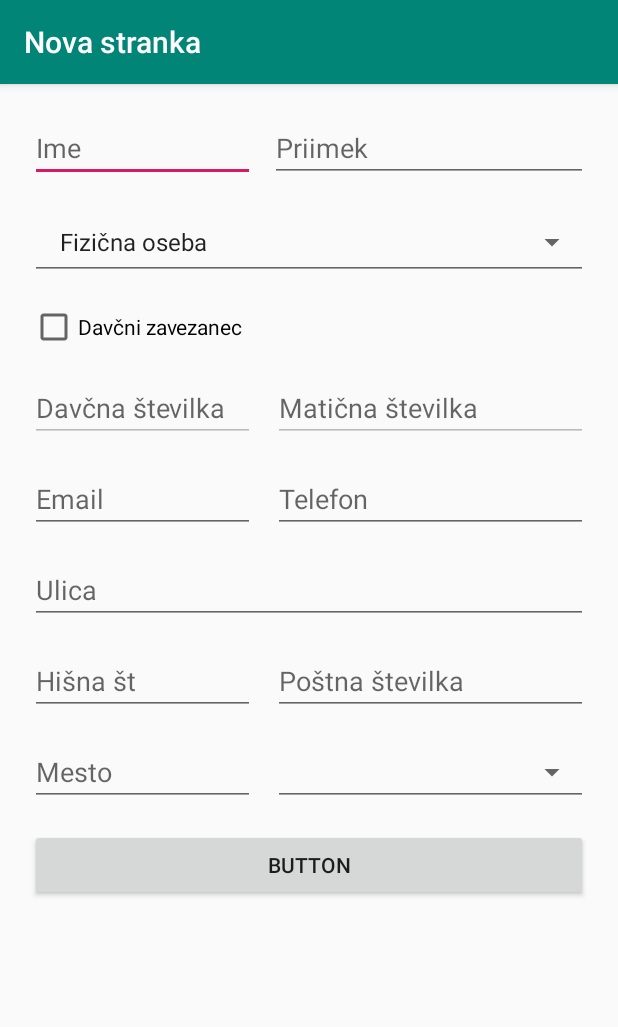
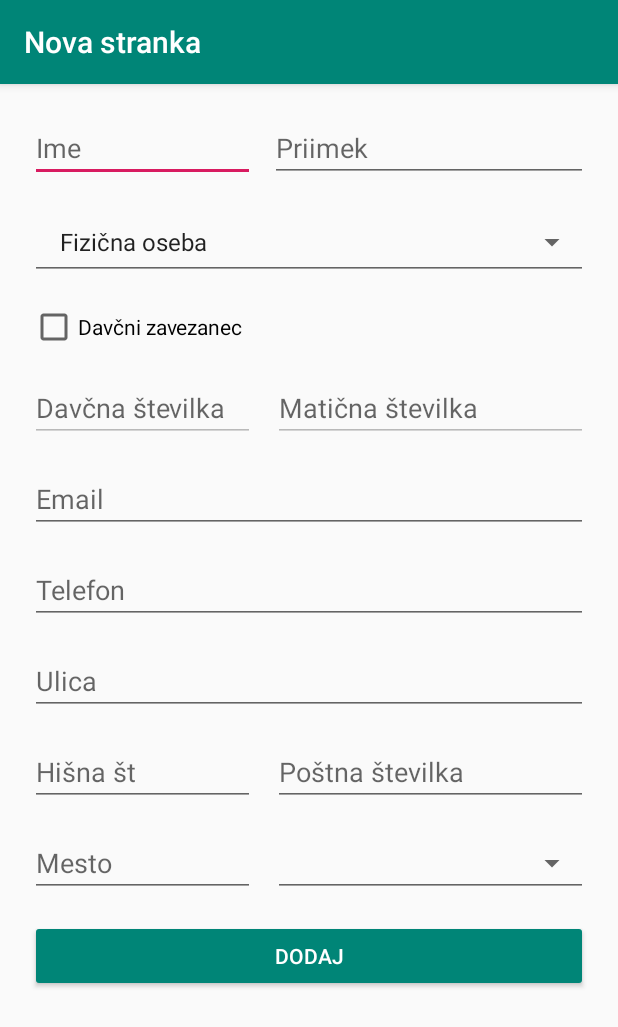
Before and after one commit to klemenpraznik/Klemavet-mobileapp, an Android app: the InsertClientActivity screen opened directly, with no data from a screen before it, on a phone screen of 412 x 824 dp. Shown: the top 1027 px of the screen. Run offline under Robolectric (Android 15) with nearby library versions, the phone set to English and light mode, and no system bars; libraries missing offline, so code that uses them is left out: org.codehaus.jackson; network calls fail.

Commit message:
Dela dodajanje stranke

```diff
--- a/app/src/main/java/com/example/killerapp/models/Country.java
+++ b/app/src/main/java/com/example/killerapp/models/Country.java
@@ -13,7 +13,7 @@ import lombok.Setter;
 @AllArgsConstructor
 public class Country {
     private String countryName;
-    private Integer countryId;
+    public Integer countryId;
 
     @Override
     public String toString() {
--- a/app/src/main/res/layout/activity_insert_client.xml
+++ b/app/src/main/res/layout/activity_insert_client.xml
@@ -40,11 +40,19 @@
 
     <EditText
         android:id="@+id/clientEmail"
-        android:layout_width="150dp"
+        android:layout_width="match_parent"
         android:layout_height="wrap_content"
         android:layout_below="@+id/clientTaxNumber"
         android:layout_marginTop="15dp"
         android:hint="Email" />
+
+    <EditText
+        android:id="@+id/clientStreetName"
+        android:layout_width="match_parent"
+        android:layout_height="wrap_content"
+        android:layout_below="@+id/clientPhoneNumber"
+        android:layout_marginTop="15dp"
+        android:hint="Ulica" />
 
     <EditText
         android:id="@+id/clientStreetNumber"
@@ -55,6 +63,20 @@
         android:hint="Hišna št" />
 
     <EditText
+        android:id="@+id/clientPostNumber"
+        android:layout_width="150dp"
+        android:layout_height="wrap_content"
+        android:layout_below="@+id/clientStreetName"
+        android:layout_alignParentEnd="true"
+        android:layout_alignParentRight="true"
+        android:layout_marginStart="12dp"
+        android:layout_marginLeft="12dp"
+        android:layout_marginTop="15dp"
+        android:layout_toEndOf="@+id/clientStreetNumber"
+        android:layout_toRightOf="@+id/clientStreetNumber"
+        android:hint="Poštna številka" />
+
+    <EditText
         android:id="@+id/clientCity"
         android:layout_width="150dp"
         android:layout_height="wrap_content"
@@ -62,15 +84,32 @@
         android:layout_marginTop="15dp"
         android:hint="Mesto" />
 
-    <EditText
-        android:id="@+id/clientStreetName"
-        android:layout_width="match_parent"
-        android:layout_height="wrap_content"
-        android:layout_below="@+id/clientEmail"
+    <Spinner
+        android:id="@+id/clientCountry"
+        style="@style/Widget.AppCompat.Spinner.Underlined"
+        android:layout_width="150dp"
+        android:layout_height="45dp"
+        android:layout_below="@+id/clientPostNumber"
         android:layout_alignParentEnd="true"
         android:layout_alignParentRight="true"
+        android:layout_marginStart="12dp"
+        android:layout_marginLeft="12dp"
         android:layout_marginTop="15dp"
-        android:hint="Ulica" />
+        android:layout_toEndOf="@+id/clientCity"
+        android:layout_toRightOf="@+id/clientCity"
+        android:layout_weight="0.4" />
+
+    <Button
+        android:id="@+id/addClientButton"
+        android:layout_width="fill_parent"
+        android:layout_height="wrap_content"
+        android:layout_below="@+id/clientCity"
+        android:layout_marginTop="15dp"
+        android:backgroundTint="@color/colorPrimary"
+        android:textColor="@color/colorWhite"
+        android:onClick="addClient"
+        android:text="Dodaj"
+        />
 
     <EditText
         android:id="@+id/clientRegistrationNumber"
@@ -89,32 +128,11 @@
 
     <EditText
         android:id="@+id/clientPhoneNumber"
-        android:layout_width="150dp"
+        android:layout_width="match_parent"
         android:layout_height="wrap_content"
-        android:layout_below="@+id/clientRegistrationNumber"
-        android:layout_alignParentEnd="true"
-        android:layout_alignParentRight="true"
-        android:layout_marginStart="12dp"
-        android:layout_marginLeft="12dp"
+        android:layout_below="@+id/clientEmail"
         android:layout_marginTop="15dp"
-        android:layout_marginRight="58dp"
-        android:layout_toEndOf="@+id/clientEmail"
-        android:layout_toRightOf="@+id/clientEmail"
         android:hint="Telefon" />
-
-    <EditText
-        android:id="@+id/clientPostNumber"
-        android:layout_width="150dp"
-        android:layout_height="wrap_content"
-        android:layout_below="@+id/clientStreetName"
-        android:layout_alignParentEnd="true"
-        android:layout_alignParentRight="true"
-        android:layout_marginStart="12dp"
-        android:layout_marginLeft="12dp"
-        android:layout_marginTop="15dp"
-        android:layout_toEndOf="@+id/clientStreetNumber"
-        android:layout_toRightOf="@+id/clientStreetNumber"
-        android:hint="Poštna številka" />
 
     <Spinner
         android:id="@+id/clientType"
@@ -125,23 +143,6 @@
         android:layout_marginTop="15dp"
         android:layout_weight="0.4" />
 
-    <Spinner
-        android:id="@+id/clientCountry"
-        style="@style/Widget.AppCompat.Spinner.Underlined"
-        android:layout_width="150dp"
-        android:layout_height="45dp"
-        android:layout_below="@+id/clientPostNumber"
-        android:layout_alignParentEnd="true"
-        android:layout_alignParentRight="true"
-        android:layout_marginStart="12dp"
-        android:layout_marginLeft="12dp"
-        android:layout_marginTop="15dp"
-        android:layout_marginEnd="0dp"
-        android:layout_marginRight="79dp"
-        android:layout_toEndOf="@+id/clientCity"
-        android:layout_toRightOf="@+id/clientCity"
-        android:layout_weight="0.4" />
-
     <CheckBox
         android:id="@+id/taxCheckBox"
         android:layout_width="wrap_content"
@@ -150,12 +151,4 @@
         android:layout_marginTop="15dp"
         android:text="Davčni zavezanec" />
 
-    <Button
-        android:id="@+id/addClientButton"
-        android:layout_width="match_parent"
-        android:layout_height="wrap_content"
-        android:layout_below="@+id/clientCity"
-        android:layout_marginTop="15dp"
-        android:text="Button" />
-
 </RelativeLayout>
--- /dev/null
+++ b/app/src/main/res/values/apiStrings.xml
@@ -0,0 +1,5 @@
+<?xml version="1.0" encoding="utf-8"?>
+<resources>
+    <string name="countries">https://vodenje-racunov20191204085122.azurewebsites.net/api/country</string>
+    <string name="clients">https://vodenje-racunov20191204085122.azurewebsites.net/api/clients</string>
+</resources>
```
Also changed, not shown: app/src/main/java/com/example/killerapp/InsertClientActivity.java (+86 -5 lines), app/src/main/java/com/example/killerapp/ResponseErrorDialog.java (added, +56 -0 lines).
